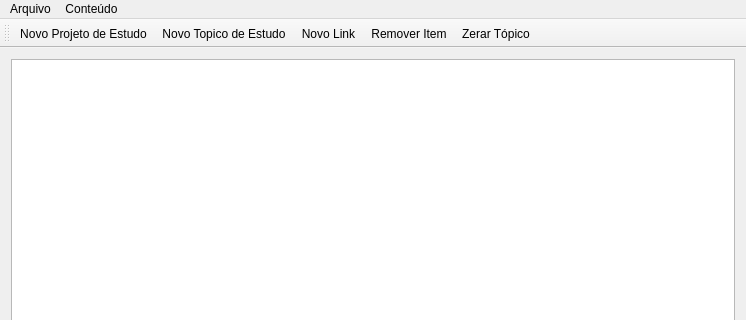
The window that mainwindow.ui (sergiosvieira/qtmind) describes before a commit, drawn with Qt 5; both pictures show x 0 to 746 and y 0 to 320 of the 746 by 478 pixel window.
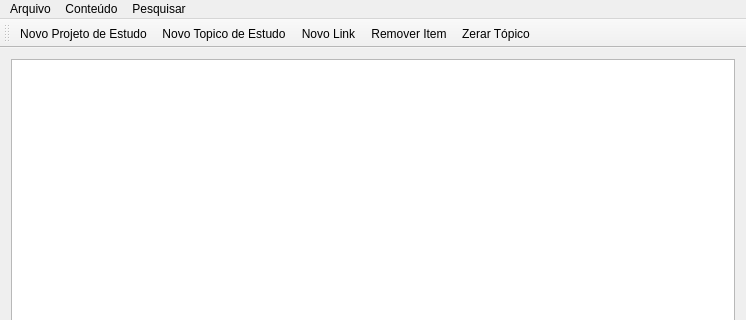
The same window after the commit.

Commit message: - Adds a lot of popup menu options

```diff
--- a/mainwindow.ui
+++ b/mainwindow.ui
@@ -62,8 +62,16 @@
     <addaction name="actionSalvar"/>
     <addaction name="actionSalvar_como"/>
    </widget>
+   <widget class="QMenu" name="menuPesquisar">
+    <property name="title">
+     <string>Pesquisar</string>
+    </property>
+    <addaction name="actionExibir_Topicos_Estudados_Hoje"/>
+    <addaction name="actionExibir_t_picos_que_devem_ser_revistos"/>
+   </widget>
    <addaction name="menuArquivo"/>
    <addaction name="menuConcruso"/>
+   <addaction name="menuPesquisar"/>
   </widget>
   <widget class="QStatusBar" name="statusBar"/>
   <widget class="QToolBar" name="mainToolBar">
```
Left out of the diff: 16 changed lines with no effect on the pictures. The commit also changes 3 other files.
